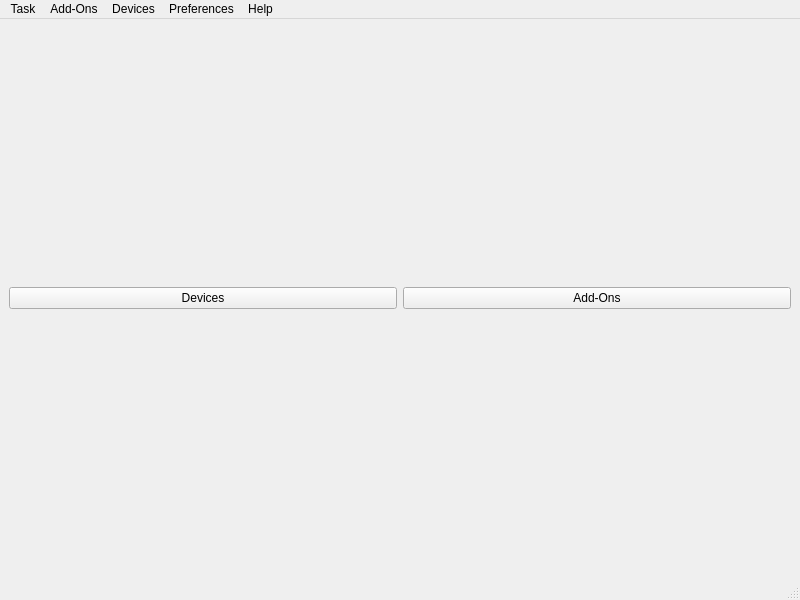
Above: gui/mainWindow.ui from FAU-LAP/NOMAD-CAMELS before the change. Below: the same form after it.
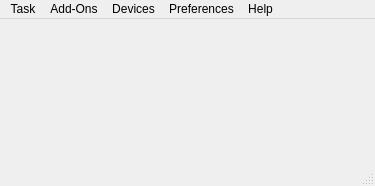
That is the form after the change.

```diff
--- a/gui/mainWindow.ui
+++ b/gui/mainWindow.ui
@@ -6,32 +6,23 @@
    <rect>
     <x>0</x>
     <y>0</y>
-    <width>800</width>
-    <height>600</height>
+    <width>375</width>
+    <height>186</height>
    </rect>
   </property>
   <property name="windowTitle">
    <string>MainWindow</string>
   </property>
   <widget class="QWidget" name="centralwidget">
+   <property name="sizePolicy">
+    <sizepolicy hsizetype="Expanding" vsizetype="Expanding">
+     <horstretch>0</horstretch>
+     <verstretch>0</verstretch>
+    </sizepolicy>
+   </property>
    <layout class="QGridLayout" name="gridLayout_2">
     <item row="0" column="0">
-     <layout class="QGridLayout" name="gridLayout">
-      <item row="0" column="0">
-       <widget class="QPushButton" name="devicesPushButton">
-        <property name="text">
-         <string>Devices</string>
-        </property>
-       </widget>
-      </item>
-      <item row="0" column="1">
-       <widget class="QPushButton" name="addonsPushButton">
-        <property name="text">
-         <string>Add-Ons</string>
-        </property>
-       </widget>
-      </item>
-     </layout>
+     <layout class="QGridLayout" name="gridLayout"/>
     </item>
    </layout>
   </widget>
@@ -40,7 +31,7 @@
     <rect>
      <x>0</x>
      <y>0</y>
-     <width>800</width>
+     <width>375</width>
      <height>21</height>
     </rect>
    </property>
```
